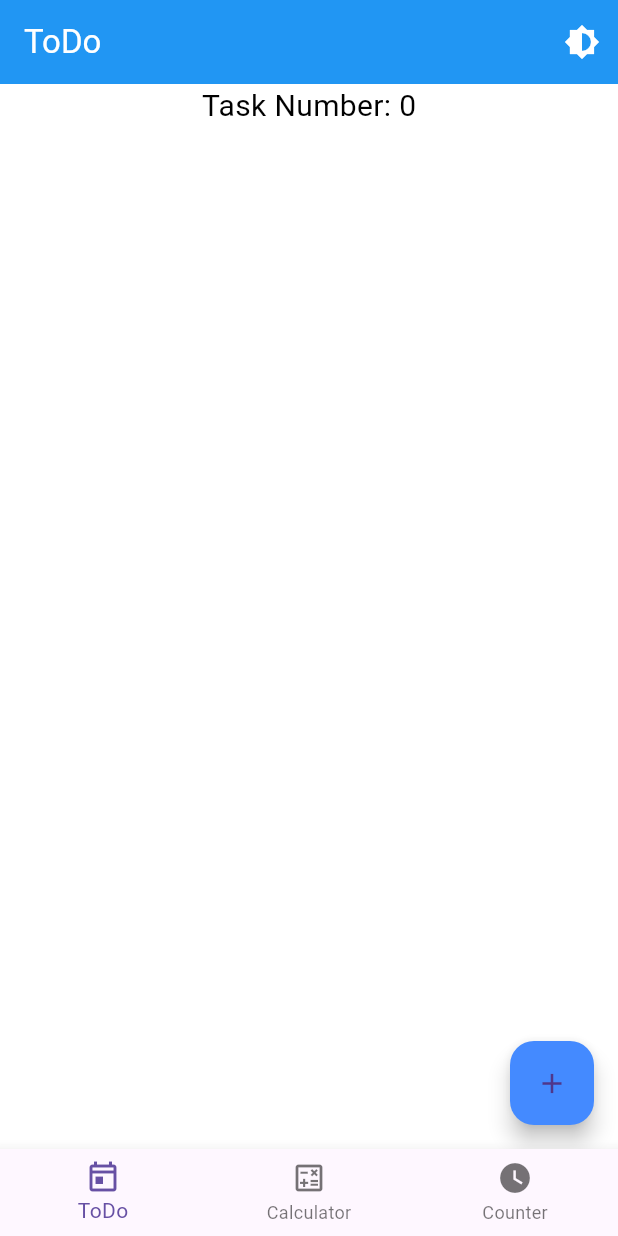
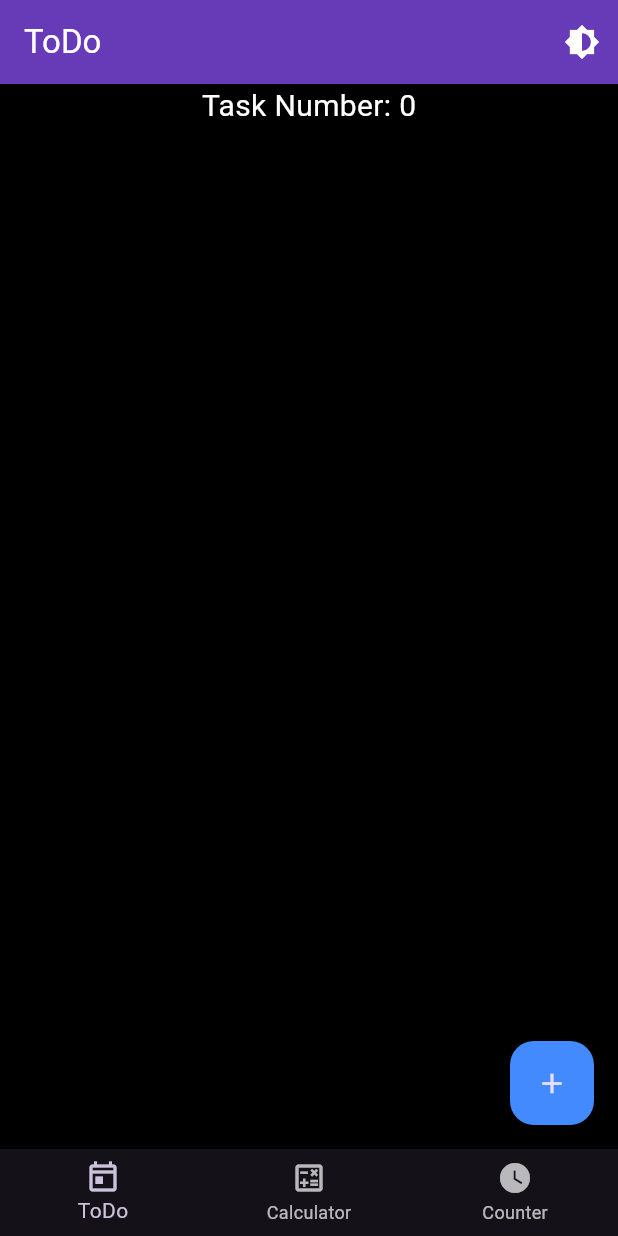
Before and after one commit to sudipta200024/todoApp, a Flutter app: the screen it shows after launch, after a tap on the "brightness 6" icon, on a phone screen of 412 x 824 dp. Run offline on Flutter 3.47's test engine with Material 3 defaults, Android fonts, the phone set to English and light mode, and no system bars.

Commit message:
updated theme with provider

```diff
--- a/lib/custom_bottom_navbar.dart
+++ b/lib/custom_bottom_navbar.dart
@@ -1,4 +1,6 @@
 import 'package:flutter/material.dart';
+import 'package:provider/provider.dart';
+import 'package:todoproviderapp/theme_provider.dart';
 import 'package:todoproviderapp/todo_screen.dart';
 import 'package:todoproviderapp/calculator_screen.dart';
 import 'package:todoproviderapp/counter_screen.dart';
@@ -41,7 +43,7 @@ class _CustomBottomNavBarState extends State<CustomBottomNavBar> {
         actions: [
           IconButton(
             icon: const Icon(Icons.brightness_6),
-            onPressed:(){},
+            onPressed:(){context.read<ThemeProvider>().toggleTheme();},
           ),
         ],
       ),
--- a/lib/main.dart
+++ b/lib/main.dart
@@ -11,52 +11,37 @@ void main() {
   runApp(const MyApp());
 }
 
-class MyApp extends StatefulWidget {
+class MyApp extends StatelessWidget {
   const MyApp({super.key});
-
-  @override
-  State<MyApp> createState() => _MyAppState();
-}
-
-class _MyAppState extends State<MyApp> {
-  ThemeMode _themeMode = ThemeMode.light;
-
-  void toggleTheme() {
-    setState(() {
-      _themeMode =
-          _themeMode == ThemeMode.light ? ThemeMode.dark : ThemeMode.light;
-    });
-  }
 
   @override
   Widget build(BuildContext context) {
     return MultiProvider(
       providers: [
-        ChangeNotifierProvider(create: (context) => ToDoProviderTaskNumbers()),
+        ChangeNotifierProvider(create: (_) => ToDoProviderTaskNumbers()),
         ChangeNotifierProvider(create: (_) => ThemeProvider()),
       ],
-      child: MaterialApp(
+      child: Consumer<ThemeProvider>(
+        builder: (context, themeProvider, child) {
+          return MaterialApp(
             debugShowCheckedModeBanner: false,
             onGenerateRoute: (settings) {
               switch (settings.name) {
                 case "/todo":
-              return MaterialPageRoute(builder: (context) => TodoScreen());
+                  return MaterialPageRoute(builder: (_) => TodoScreen());
                 case "/calculator":
-              return MaterialPageRoute(
-                builder: (context) => CalculatorScreen(),
-              );
+                  return MaterialPageRoute(builder: (_) => CalculatorScreen());
                 case "/counter":
-              return MaterialPageRoute(builder: (context) => CounterScreen());
+                  return MaterialPageRoute(builder: (_) => CounterScreen());
                 default:
                   return MaterialPageRoute(
-                builder:
-                    (context) =>
-                        Scaffold(body: Center(child: Text("No page found"))),
+                    builder: (_) => Scaffold(
+                      body: Center(child: Text("No page found")),
+                    ),
                   );
               }
             },
             home: CustomBottomNavBar(),
-
             theme: ThemeData(
               brightness: Brightness.light,
               primarySwatch: Colors.blue,
@@ -69,8 +54,6 @@ class _MyAppState extends State<MyApp> {
                 bodyMedium: TextStyle(color: Colors.black),
               ),
             ),
-
-        // ✅ Dark Theme
             darkTheme: ThemeData(
               brightness: Brightness.dark,
               scaffoldBackgroundColor: Colors.black,
@@ -83,9 +66,9 @@ class _MyAppState extends State<MyApp> {
                 bodyMedium: TextStyle(color: Colors.white),
               ),
             ),
-
-        // ✅ Use system brightness to switch
-        themeMode: _themeMode,
+            themeMode: themeProvider.themeMode, // ← Now uses the provider!
+          );
+        },
       ),
     );
   }
```
Also changed, not shown: pubspec.lock. Lines whose indentation alone changed are shown as unchanged.
